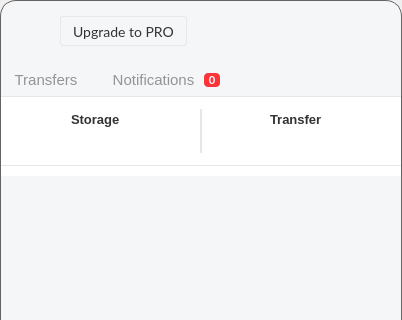
meganz/MEGAsync, file src/MEGASync/gui/linux/InfoDialog.ui: the form before one commit; both pictures show x 0 to 402 and y 0 to 320 of the 402 by 564 pixel window.
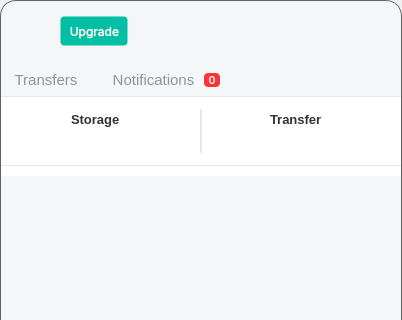
The form after the commit. Icons and pictures are not drawn. Custom widgets are drawn as their Qt base class.

```diff
--- a/src/MEGASync/gui/linux/InfoDialog.ui
+++ b/src/MEGASync/gui/linux/InfoDialog.ui
@@ -59,7 +59,41 @@
 border: none;
 color: #333333;
 }
-</string>
+
+QPushButton
+{
+padding-right: 12px;
+padding-left: 12px;
+}
+
+#bUpgrade
+{
+font-family: Inter;
+font-size: 12px;
+line-height: 18px;
+border: 1px solid #0000001A;
+border-radius: 4px;
+color: #FFFFFF;
+padding: 4px 8px;
+background-color:  #00BFA5;
+image-position: left;
+text-align: right;
+}
+
+#bUpgrade::hover
+{
+background-color:  #00A787;
+}
+
+#bUpgrade::pressed
+{
+background-color: #00D7C2;
+}
+
+#bUpgrade::disabled
+{
+background-color: #00BFA54D;
+}</string>
   </property>
   <property name="sizeGripEnabled">
    <bool>false</bool>
@@ -258,37 +292,14 @@
                   <bool>false</bool>
                  </property>
                  <property name="styleSheet">
-                  <string notr="true">#bUpgrade
-{
-font-family: Lato;
-font-size: 14px;
-border: 1px solid rgba(0, 0, 0, 5%);
-border-radius: 3px;
-color: #333333;
-padding: 3px 12px 3px 12px;
-background-color: qlineargradient(x1: 0, y1: 0, x2: 0, y2: 1,
-stop: 0 #ffffff, stop: 1 #fafafa);
-}
-
-#bUpgrade::hover
-{
-border: 1px solid rgba(0, 0, 0, 10%);
-}
-
-#bUpgrade::pressed
-{
-font-family: Lato;
-font-size: 14px;
-border: 1px solid rgba(0, 0, 0, 5%);
-border-radius: 3px;
-color: #333333;
-padding: 6px 12px 6px 12px;
-background-color: qlineargradient(x1: 0, y1: 0, x2: 0, y2: 1,
-stop: 0 #ffffff, stop: 1 #fafafa);
-}</string>
+                  <string notr="true"/>
                  </property>
                  <property name="text">
-                  <string>Upgrade to PRO</string>
+                  <string>Upgrade</string>
+                 </property>
+                 <property name="icon">
+                  <iconset resource="../Resources_linux.qrc">
+                   <normaloff>:/images/star-spark.svg</normaloff>:/images/star-spark.svg</iconset>
                  </property>
                  <property name="flat">
                   <bool>true</bool>
```
Left out of the diff: 6 changed lines with no effect on the pictures.
